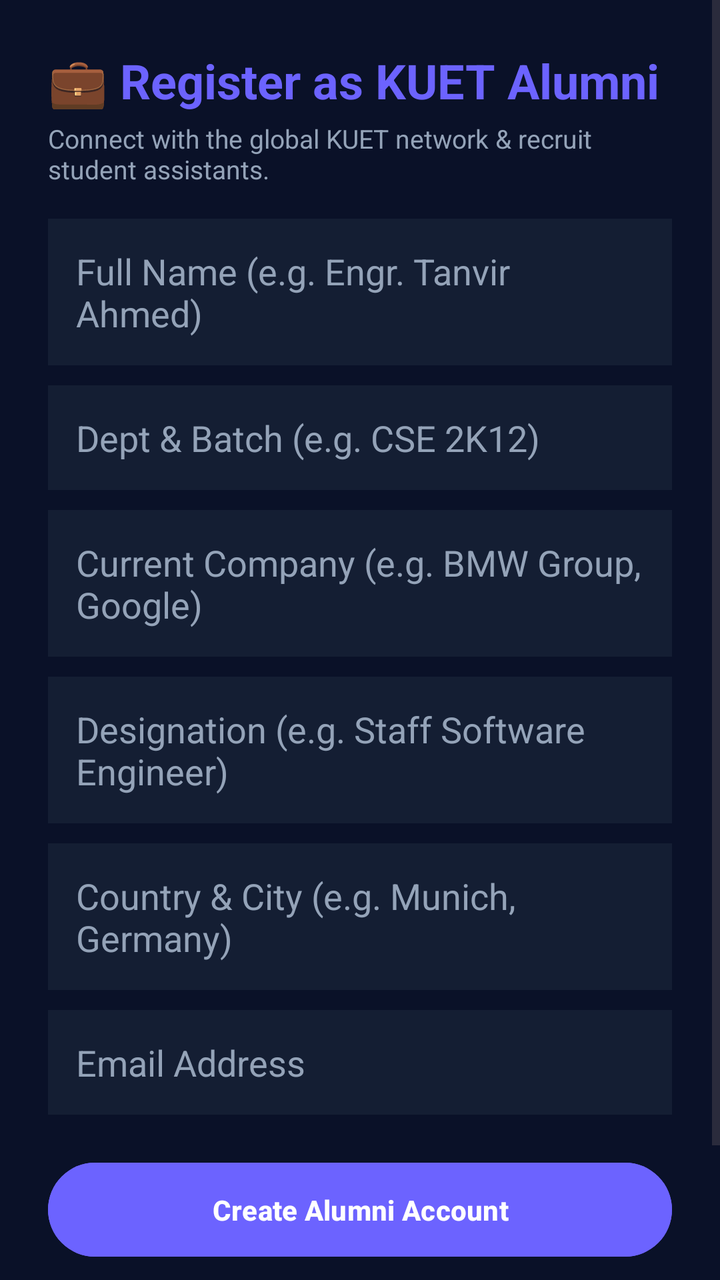
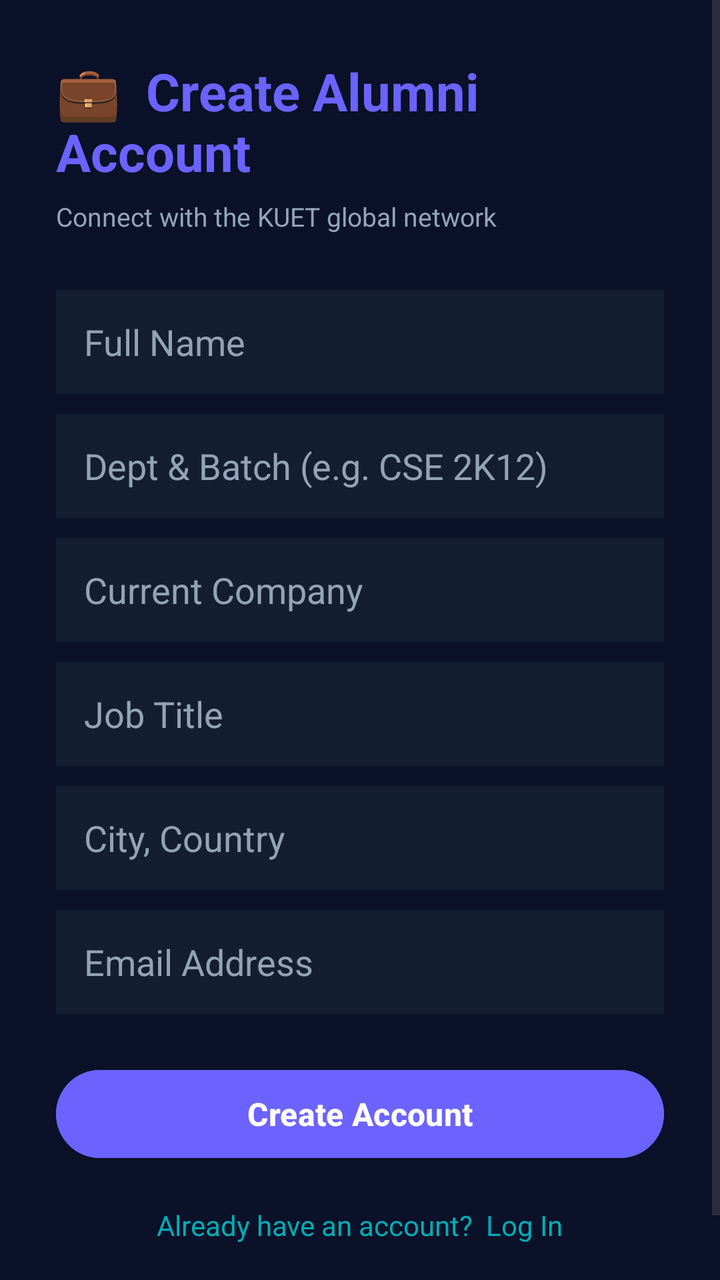

The first picture is an Android layout as it rendered before a commit; the second is the same layout after the commit. The layout source and the unified diff follow.
<!-- AndroidManifest.xml: activity theme Theme.WizardsOfTeligati -->
<!-- res/layout/activity_alumni_register.xml -->
<?xml version="1.0" encoding="utf-8"?>
<ScrollView xmlns:android="http://schemas.android.com/apk/res/android"
    android:layout_width="match_parent"
    android:layout_height="match_parent"
    android:background="@color/deep_navy"
    android:fillViewport="true">

    <LinearLayout
        android:layout_width="match_parent"
        android:layout_height="wrap_content"
        android:orientation="vertical"
        android:padding="24dp">

        <TextView
            android:layout_width="wrap_content"
            android:layout_height="wrap_content"
            android:text="💼 Register as KUET Alumni"
            android:textColor="@color/accent_purple"
            android:textSize="24sp"
            android:textStyle="bold" />

        <TextView
            android:layout_width="wrap_content"
            android:layout_height="wrap_content"
            android:layout_marginTop="4dp"
            android:text="Connect with the global KUET network &amp; recruit student assistants."
            android:textColor="@color/text_secondary"
            android:textSize="13sp" />

        <EditText
            android:id="@+id/etRegAlumniName"
            android:layout_width="match_parent"
            android:layout_height="wrap_content"
            android:layout_marginTop="16dp"
            android:background="@color/card_dark"
            android:hint="Full Name (e.g. Engr. Tanvir Ahmed)"
            android:padding="14dp"
            android:textColor="@color/text_primary"
            android:textColorHint="@color/text_secondary" />

        <EditText
            android:id="@+id/etRegAlumniBatch"
            android:layout_width="match_parent"
            android:layout_height="wrap_content"
            android:layout_marginTop="10dp"
            android:background="@color/card_dark"
            android:hint="Dept &amp; Batch (e.g. CSE 2K12)"
            android:padding="14dp"
            android:textColor="@color/text_primary"
            android:textColorHint="@color/text_secondary" />

        <EditText
            android:id="@+id/etRegAlumniCompany"
            android:layout_width="match_parent"
            android:layout_height="wrap_content"
            android:layout_marginTop="10dp"
            android:background="@color/card_dark"
            android:hint="Current Company (e.g. BMW Group, Google)"
            android:padding="14dp"
            android:textColor="@color/text_primary"
            android:textColorHint="@color/text_secondary" />

        <EditText
            android:id="@+id/etRegAlumniPosition"
            android:layout_width="match_parent"
            android:layout_height="wrap_content"
            android:layout_marginTop="10dp"
            android:background="@color/card_dark"
            android:hint="Designation (e.g. Staff Software Engineer)"
            android:padding="14dp"
            android:textColor="@color/text_primary"
            android:textColorHint="@color/text_secondary" />

        <EditText
            android:id="@+id/etRegAlumniCountry"
            android:layout_width="match_parent"
            android:layout_height="wrap_content"
            android:layout_marginTop="10dp"
            android:background="@color/card_dark"
            android:hint="Country &amp; City (e.g. Munich, Germany)"
            android:padding="14dp"
            android:textColor="@color/text_primary"
            android:textColorHint="@color/text_secondary" />

        <EditText
            android:id="@+id/etRegAlumniEmail"
            android:layout_width="match_parent"
            android:layout_height="wrap_content"
            android:layout_marginTop="10dp"
            android:background="@color/card_dark"
            android:hint="Email Address"
            android:inputType="textEmailAddress"
            android:padding="14dp"
            android:textColor="@color/text_primary"
            android:textColorHint="@color/text_secondary" />

        <Button
            android:id="@+id/btnCreateAlumniAccount"
            android:layout_width="match_parent"
            android:layout_height="wrap_content"
            android:layout_marginTop="20dp"
            android:backgroundTint="@color/accent_purple"
            android:padding="14dp"
            android:text="Create Alumni Account"
            android:textColor="@color/white"
            android:textStyle="bold" />

        <TextView
            android:id="@+id/tvBackToAlumniLogin"
            android:layout_width="wrap_content"
            android:layout_height="wrap_content"
            android:layout_gravity="center_horizontal"
            android:layout_marginTop="16dp"
            android:layout_marginBottom="24dp"
            android:text="Already have an account? Log In"
            android:textColor="@color/mystic_cyan"
            android:textSize="14sp" />
    </LinearLayout>
</ScrollView>
<!-- resources referenced by this layout -->
<resources>
  <color name="accent_purple">#6C63FF</color>
  <color name="card_dark">#141E33</color>
  <color name="deep_navy">#0A1128</color>
  <color name="mystic_cyan">#00ADB5</color>
  <color name="text_primary">#F1F5F9</color>
  <color name="text_secondary">#94A3B8</color>
  <color name="white">#FFFFFF</color>
  <style name="Theme.WizardsOfTeligati" parent="Theme.Material3.DayNight.NoActionBar">
          <item name="colorPrimary">@color/mystic_cyan</item>
          <item name="colorSecondary">@color/accent_purple</item>
          <item name="android:windowBackground">@color/deep_navy</item>
          <item name="colorSurface">@color/card_dark</item>
          <item name="colorOnSurface">@color/text_primary</item>
          <item name="colorOnPrimary">@color/deep_navy</item>
      </style>
</resources>

<!-- the commit's change to res/layout/activity_alumni_register.xml (unified diff, before → after) -->
@@ -9,111 +9,112 @@
         android:layout_width="match_parent"
         android:layout_height="wrap_content"
         android:orientation="vertical"
-        android:padding="24dp">
+        android:padding="28dp">
 
         <TextView
             android:layout_width="wrap_content"
             android:layout_height="wrap_content"
-            android:text="💼 Register as KUET Alumni"
+            android:text="💼  Create Alumni Account"
             android:textColor="@color/accent_purple"
-            android:textSize="24sp"
-            android:textStyle="bold" />
+            android:textSize="26sp"
+            android:textStyle="bold"
+            android:layout_marginBottom="6dp"/>
 
         <TextView
             android:layout_width="wrap_content"
             android:layout_height="wrap_content"
-            android:layout_marginTop="4dp"
-            android:text="Connect with the global KUET network &amp; recruit student assistants."
+            android:text="Connect with the KUET global network"
             android:textColor="@color/text_secondary"
-            android:textSize="13sp" />
+            android:textSize="13sp"
+            android:layout_marginBottom="28dp"/>
 
         <EditText
             android:id="@+id/etRegAlumniName"
             android:layout_width="match_parent"
-            android:layout_height="wrap_content"
-            android:layout_marginTop="16dp"
+            android:layout_height="52dp"
             android:background="@color/card_dark"
-            android:hint="Full Name (e.g. Engr. Tanvir Ahmed)"
+            android:hint="Full Name"
             android:padding="14dp"
             android:textColor="@color/text_primary"
-            android:textColorHint="@color/text_secondary" />
+            android:textColorHint="@color/text_secondary"
+            android:layout_marginBottom="10dp"/>
 
         <EditText
             android:id="@+id/etRegAlumniBatch"
             android:layout_width="match_parent"
-            android:layout_height="wrap_content"
-            android:layout_marginTop="10dp"
+            android:layout_height="52dp"
             android:background="@color/card_dark"
             android:hint="Dept &amp; Batch (e.g. CSE 2K12)"
             android:padding="14dp"
             android:textColor="@color/text_primary"
-            android:textColorHint="@color/text_secondary" />
+            android:textColorHint="@color/text_secondary"
+            android:layout_marginBottom="10dp"/>
 
         <EditText
             android:id="@+id/etRegAlumniCompany"
             android:layout_width="match_parent"
-            android:layout_height="wrap_content"
-            android:layout_marginTop="10dp"
+            android:layout_height="52dp"
             android:background="@color/card_dark"
-            android:hint="Current Company (e.g. BMW Group, Google)"
+            android:hint="Current Company"
             android:padding="14dp"
             android:textColor="@color/text_primary"
-            android:textColorHint="@color/text_secondary" />
+            android:textColorHint="@color/text_secondary"
+            android:layout_marginBottom="10dp"/>
 
         <EditText
             android:id="@+id/etRegAlumniPosition"
             android:layout_width="match_parent"
-            android:layout_height="wrap_content"
-            android:layout_marginTop="10dp"
+            android:layout_height="52dp"
             android:background="@color/card_dark"
-            android:hint="Designation (e.g. Staff Software Engineer)"
+            android:hint="Job Title"
             android:padding="14dp"
             android:textColor="@color/text_primary"
-            android:textColorHint="@color/text_secondary" />
+            android:textColorHint="@color/text_secondary"
+            android:layout_marginBottom="10dp"/>
 
         <EditText
             android:id="@+id/etRegAlumniCountry"
             android:layout_width="match_parent"
-            android:layout_height="wrap_content"
-            android:layout_marginTop="10dp"
+            android:layout_height="52dp"
             android:background="@color/card_dark"
-            android:hint="Country &amp; City (e.g. Munich, Germany)"
+            android:hint="City, Country"
             android:padding="14dp"
             android:textColor="@color/text_primary"
-            android:textColorHint="@color/text_secondary" />
+            android:textColorHint="@color/text_secondary"
+            android:layout_marginBottom="10dp"/>
 
         <EditText
             android:id="@+id/etRegAlumniEmail"
             android:layout_width="match_parent"
-            android:layout_height="wrap_content"
-            android:layout_marginTop="10dp"
+            android:layout_height="52dp"
             android:background="@color/card_dark"
             android:hint="Email Address"
             android:inputType="textEmailAddress"
             android:padding="14dp"
             android:textColor="@color/text_primary"
-            android:textColorHint="@color/text_secondary" />
+            android:textColorHint="@color/text_secondary"
+            android:layout_marginBottom="24dp"/>
 
         <Button
             android:id="@+id/btnCreateAlumniAccount"
             android:layout_width="match_parent"
-            android:layout_height="wrap_content"
-            android:layout_marginTop="20dp"
+            android:layout_height="52dp"
             android:backgroundTint="@color/accent_purple"
-            android:padding="14dp"
-            android:text="Create Alumni Account"
+            android:text="Create Account"
             android:textColor="@color/white"
-            android:textStyle="bold" />
+            android:textSize="16sp"
+            android:textStyle="bold"
+            android:layout_marginBottom="20dp"/>
 
         <TextView
             android:id="@+id/tvBackToAlumniLogin"
             android:layout_width="wrap_content"
             android:layout_height="wrap_content"
             android:layout_gravity="center_horizontal"
-            android:layout_marginTop="16dp"
             android:layout_marginBottom="24dp"
-            android:text="Already have an account? Log In"
+            android:text="Already have an account?  Log In"
             android:textColor="@color/mystic_cyan"
             android:textSize="14sp" />
+
     </LinearLayout>
 </ScrollView>
